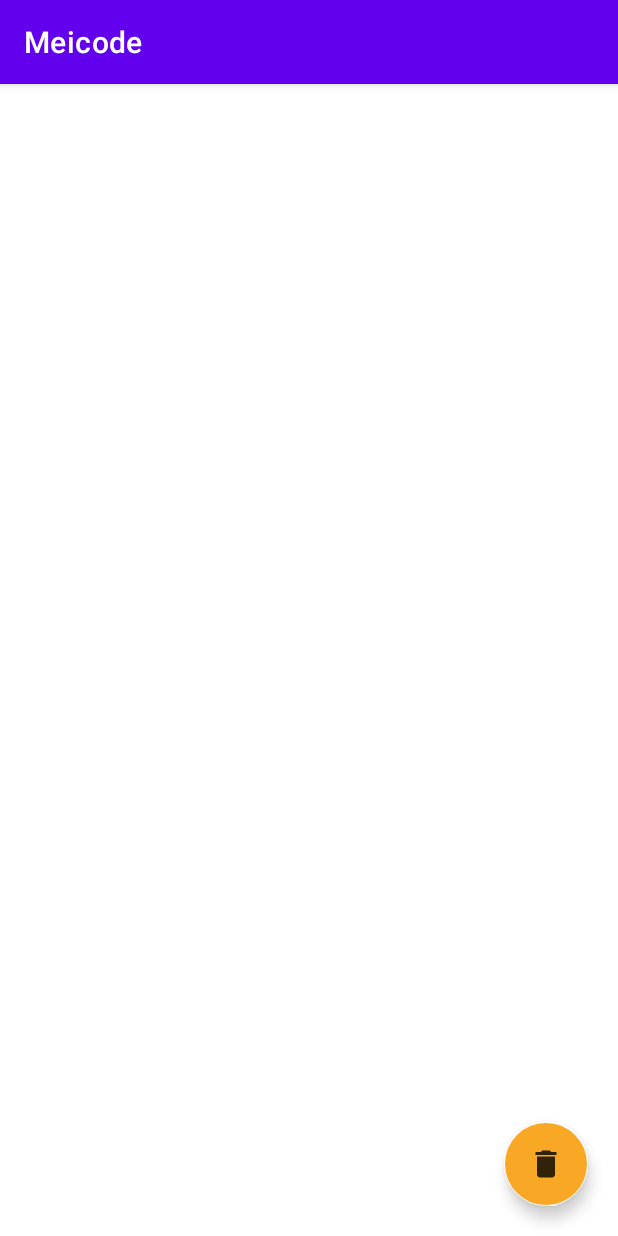
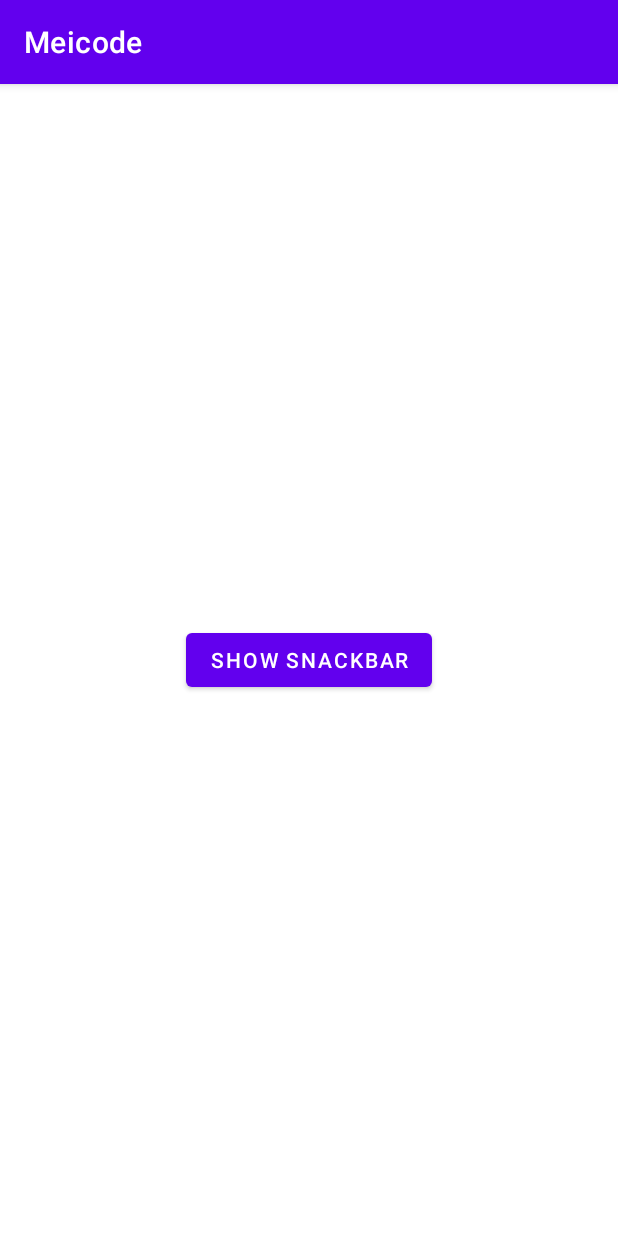
Before and after one commit to Dhannyphantom/meicode-android, an Android app: the screen it shows after launch (MainActivity), on a phone screen of 412 x 824 dp. Run offline under Robolectric (Android 15) with nearby library versions, the phone set to English and light mode, and no system bars.

Commit message:
Snackbars

```diff
--- a/app/src/main/java/com/example/meicode/MainActivity.java
+++ b/app/src/main/java/com/example/meicode/MainActivity.java
@@ -1,25 +1,48 @@
 package com.example.meicode;
 
 import androidx.appcompat.app.AppCompatActivity;
+import android.annotation.SuppressLint;
+import android.graphics.Color;
 import android.os.Bundle;
 import android.view.View;
+import android.widget.Button;
+import android.widget.RelativeLayout;
 import android.widget.Toast;
 
-import com.google.android.material.floatingactionbutton.FloatingActionButton;
+import com.google.android.material.snackbar.Snackbar;
 
 public class MainActivity extends AppCompatActivity {
-    FloatingActionButton fab;
+    private Button snackBtn;
+    private RelativeLayout parentLayout;
     @Override
     protected void onCreate(Bundle savedInstanceState) {
         super.onCreate(savedInstanceState);
         setContentView(R.layout.activity_main);
 
-        fab = findViewById(R.id.mainFlow);
-        fab.setOnClickListener(new View.OnClickListener() {
+        snackBtn = findViewById(R.id.snackBtn);
+        parentLayout= findViewById(R.id.parentLayout);
+
+        snackBtn.setOnClickListener(new View.OnClickListener() {
             @Override
             public void onClick(View view) {
-                Toast.makeText(MainActivity.this, "Floated", Toast.LENGTH_SHORT).show();
+                showSnackbar();
             }
         });
+
     }
+
+    private void showSnackbar () {
+        Snackbar.make(parentLayout,"This is a snackbar", Snackbar.LENGTH_INDEFINITE)
+                .setAction("Retry", new View.OnClickListener() {
+                    @Override
+                    public void onClick(View view) {
+                        Toast.makeText(MainActivity.this, "Retried", Toast.LENGTH_SHORT).show();
+                    }
+                })
+                .setActionTextColor(Color.GREEN)
+                .setTextColor(Color.MAGENTA)
+                .setBackgroundTint(Color.CYAN)
+                .show();
+    }
+
 }
--- a/app/src/main/res/layout/activity_main.xml
+++ b/app/src/main/res/layout/activity_main.xml
@@ -1,22 +1,17 @@
 <?xml version="1.0" encoding="utf-8"?>
-<androidx.constraintlayout.widget.ConstraintLayout xmlns:android="http://schemas.android.com/apk/res/android"
-    xmlns:app="http://schemas.android.com/apk/res-auto"
+<RelativeLayout xmlns:android="http://schemas.android.com/apk/res/android"
     xmlns:tools="http://schemas.android.com/tools"
     android:layout_width="match_parent"
     android:layout_height="match_parent"
+    android:id="@+id/parentLayout"
     tools:context=".MainActivity">
 
-    <com.google.android.material.floatingactionbutton.FloatingActionButton
-        android:layout_width="wrap_content"
-        android:layout_height="wrap_content"
-        android:layout_marginEnd="20dp"
-        android:id="@+id/mainFlow"
-        android:backgroundTint="@color/my_orange"
-        app:backgroundTint="@color/white"
-        android:layout_marginBottom="20dp"
-        android:src="@drawable/ic_delete"
-        app:layout_constraintBottom_toBottomOf="parent"
-        app:layout_constraintEnd_toEndOf="parent" />
+<Button
+    android:layout_width="wrap_content"
+    android:layout_height="wrap_content"
+    android:text="Show snackbar"
+    android:layout_centerInParent="true"
+    android:id="@+id/snackBtn"
+    />
 
-
-</androidx.constraintlayout.widget.ConstraintLayout>
+</RelativeLayout>
```
